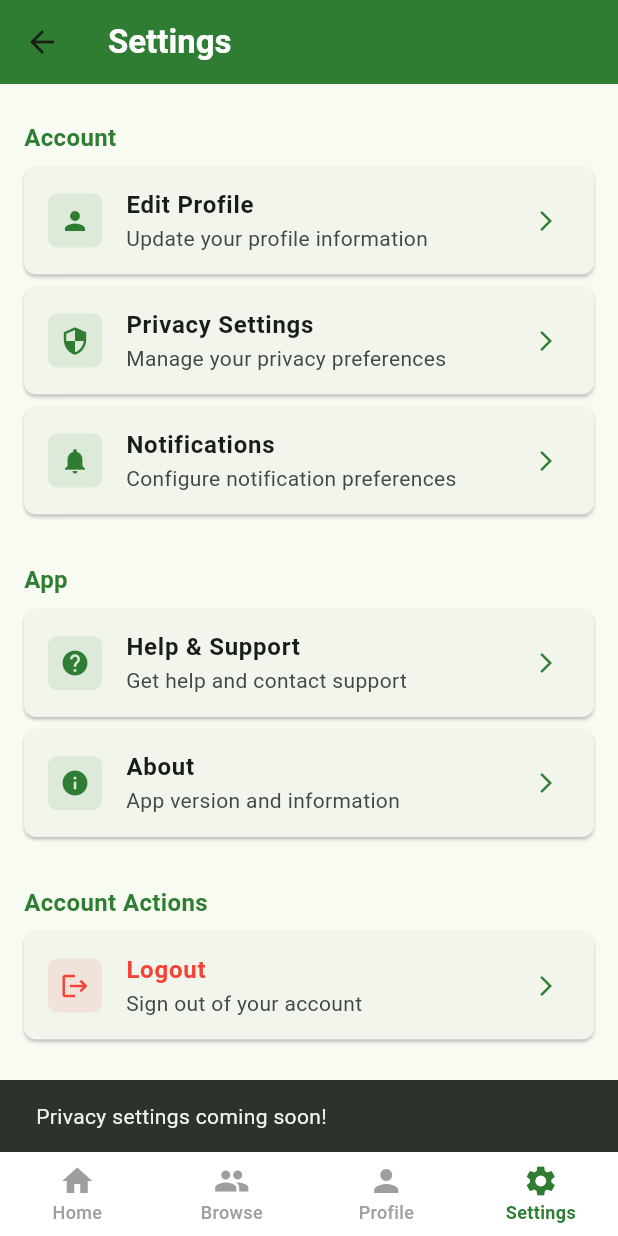
After one commit to masjids-io/nikkah.io, a Flutter app: the MainNavigationScreen screen opened by its route, item 4 of the bottom bar chosen, after a tap on "Privacy Settings", on a phone screen of 412 x 824 dp. The commit adds this screen. Run offline on Flutter 3.47's test engine with Material 3 defaults, Android fonts, the phone set to English and light mode, and no system bars; our stand-ins replace flutter_secure_storage; accounts and stored records are empty; network calls fail.

Commit message:
feat: Add bottom navigation bar with comprehensive tab system

```diff
--- a/lib/main.dart
+++ b/lib/main.dart
@@ -6,6 +6,7 @@ import 'screens/register_screen.dart';
 import 'screens/profile_creation_screen.dart';
 import 'screens/profile_view_screen.dart';
 import 'screens/profile_browse_screen.dart';
+import 'screens/main_navigation_screen.dart';
 
 void main() {
   runApp(const MyApp());
@@ -47,190 +48,8 @@ class MyApp extends StatelessWidget {
         '/profile-creation': (context) => const ProfileCreationScreen(),
         '/profile-view': (context) => const ProfileViewScreen(),
         '/profile-browse': (context) => const ProfileBrowseScreen(),
-        '/home': (context) =>
-            const MyHomePage(title: 'Nikkah.io - Muslim Matrimonial App'),
+        '/home': (context) => const MainNavigationScreen(),
       },
     );
   }
 }
-
-class MyHomePage extends StatefulWidget {
-  const MyHomePage({super.key, required this.title});
-
-  final String title;
-
-  @override
-  State<MyHomePage> createState() => _MyHomePageState();
-}
-
-class _MyHomePageState extends State<MyHomePage> {
-  @override
-  Widget build(BuildContext context) {
-    return Scaffold(
-      appBar: AppBar(
-        title: Text(
-          widget.title,
-          style: const TextStyle(
-            color: Colors.white,
-            fontWeight: FontWeight.bold,
-          ),
-        ),
-        backgroundColor: const Color(0xFF2E7D32),
-        elevation: 0,
-      ),
-      body: SingleChildScrollView(
-        padding: const EdgeInsets.all(16),
-        child: Column(
-          crossAxisAlignment: CrossAxisAlignment.start,
-          children: [
-            // Welcome Section
-            Container(
-              width: double.infinity,
-              padding: const EdgeInsets.all(24),
-              decoration: BoxDecoration(
-                color: const Color(0xFF2E7D32),
-                borderRadius: BorderRadius.circular(12),
-              ),
-              child: Column(
-                children: [
-                  const Icon(
-                    Icons.favorite,
-                    size: 48,
-                    color: Colors.white,
-                  ),
-                  const SizedBox(height: 16),
-                  const Text(
-                    'Welcome to Nikkah.io',
-                    style: TextStyle(
-                      fontSize: 24,
-                      fontWeight: FontWeight.bold,
-                      color: Colors.white,
-                    ),
-                  ),
-                  const SizedBox(height: 8),
-                  const Text(
-                    'Your journey to finding your soulmate starts here',
-                    style: TextStyle(
-                      fontSize: 16,
-                      color: Colors.white70,
-                    ),
-                    textAlign: TextAlign.center,
-                  ),
-                ],
-              ),
-            ),
-            const SizedBox(height: 24),
-
-            // Navigation Section
-            const Text(
-              'Quick Actions',
-              style: TextStyle(
-                fontSize: 20,
-                fontWeight: FontWeight.bold,
-                color: Color(0xFF2E7D32),
-              ),
-            ),
-            const SizedBox(height: 16),
-
-            // Navigation Cards
-            _buildNavigationCard(
-              icon: Icons.person_add,
-              title: 'Create Profile',
-              subtitle: 'Set up your profile to start your journey',
-              onTap: () => Navigator.of(context).pushNamed('/profile-creation'),
-            ),
-            const SizedBox(height: 12),
-
-            _buildNavigationCard(
-              icon: Icons.person,
-              title: 'My Profile',
-              subtitle: 'View and edit your profile information',
-              onTap: () => Navigator.of(context).pushNamed('/profile-view'),
-            ),
-            const SizedBox(height: 12),
-
-            _buildNavigationCard(
-              icon: Icons.people,
-              title: 'Browse Profiles',
-              subtitle: 'Discover other profiles and find your match',
-              onTap: () => Navigator.of(context).pushNamed('/profile-browse'),
-            ),
-            const SizedBox(height: 12),
-
-            _buildNavigationCard(
-              icon: Icons.logout,
-              title: 'Logout',
-              subtitle: 'Sign out of your account',
-              onTap: () => Navigator.of(context).pushReplacementNamed('/login'),
-            ),
-          ],
-        ),
-      ),
-    );
-  }
-
-  Widget _buildNavigationCard({
-    required IconData icon,
-    required String title,
-    required String subtitle,
-    required VoidCallback onTap,
-  }) {
-    return Card(
-      elevation: 2,
-      shape: RoundedRectangleBorder(
-        borderRadius: BorderRadius.circular(12),
-      ),
-      child: InkWell(
-        onTap: onTap,
-        borderRadius: BorderRadius.circular(12),
-        child: Padding(
-          padding: const EdgeInsets.all(16),
-          child: Row(
-            children: [
-              Container(
-                padding: const EdgeInsets.all(12),
-                decoration: BoxDecoration(
-                  color: const Color(0xFF2E7D32).withOpacity(0.1),
-                  borderRadius: BorderRadius.circular(8),
-                ),
-                child: Icon(
-                  icon,
-                  color: const Color(0xFF2E7D32),
-                  size: 24,
-                ),
-              ),
-              const SizedBox(width: 16),
-              Expanded(
-                child: Column(
-                  crossAxisAlignment: CrossAxisAlignment.start,
-                  children: [
-                    Text(
-                      title,
-                      style: const TextStyle(
-                        fontSize: 16,
-                        fontWeight: FontWeight.bold,
-                      ),
-                    ),
-                    const SizedBox(height: 4),
-                    Text(
-                      subtitle,
-                      style: const TextStyle(
-                        fontSize: 14,
-                        color: Colors.grey,
-                      ),
-                    ),
-                  ],
-                ),
-              ),
-              const Icon(
-                Icons.arrow_forward_ios,
-                color: Color(0xFF2E7D32),
-                size: 16,
-              ),
-            ],
-          ),
-        ),
-      ),
-    );
-  }
-}
--- /dev/null
+++ b/lib/screens/main_navigation_screen.dart
@@ -0,0 +1,517 @@
+import 'package:flutter/material.dart';
+import 'profile_browse_screen.dart';
+import 'profile_view_screen.dart';
+
+class MainNavigationScreen extends StatefulWidget {
+  const MainNavigationScreen({super.key});
+
+  @override
+  State<MainNavigationScreen> createState() => _MainNavigationScreenState();
+}
+
+class _MainNavigationScreenState extends State<MainNavigationScreen> {
+  int _currentIndex = 0;
+
+  final List<Widget> _screens = [
+    const HomeTab(),
+    const ProfileBrowseScreen(),
+    const ProfileViewScreen(),
+    const SettingsTab(),
+  ];
+
+  @override
+  Widget build(BuildContext context) {
+    return Scaffold(
+      body: IndexedStack(
+        index: _currentIndex,
+        children: _screens,
+      ),
+      bottomNavigationBar: BottomNavigationBar(
+        currentIndex: _currentIndex,
+        onTap: (index) {
+          setState(() {
+            _currentIndex = index;
+          });
+        },
+        type: BottomNavigationBarType.fixed,
+        backgroundColor: Colors.white,
+        selectedItemColor: const Color(0xFF2E7D32),
+        unselectedItemColor: Colors.grey,
+        selectedLabelStyle: const TextStyle(
+          fontWeight: FontWeight.w600,
+          fontSize: 12,
+        ),
+        unselectedLabelStyle: const TextStyle(
+          fontWeight: FontWeight.w500,
+          fontSize: 12,
+        ),
+        elevation: 8,
+        items: const [
+          BottomNavigationBarItem(
+            icon: Icon(Icons.home),
+            label: 'Home',
+          ),
+          BottomNavigationBarItem(
+            icon: Icon(Icons.people),
+            label: 'Browse',
+          ),
+          BottomNavigationBarItem(
+            icon: Icon(Icons.person),
+            label: 'Profile',
+          ),
+          BottomNavigationBarItem(
+            icon: Icon(Icons.settings),
+            label: 'Settings',
+          ),
+        ],
+      ),
+    );
+  }
+}
+
+class HomeTab extends StatelessWidget {
+  const HomeTab({super.key});
+
+  @override
+  Widget build(BuildContext context) {
+    return Scaffold(
+      appBar: AppBar(
+        title: const Text(
+          'Nikkah.io',
+          style: TextStyle(
+            color: Colors.white,
+            fontWeight: FontWeight.bold,
+          ),
+        ),
+        backgroundColor: const Color(0xFF2E7D32),
+        elevation: 0,
+        actions: [
+          IconButton(
+            icon: const Icon(Icons.notifications, color: Colors.white),
+            onPressed: () {
+              ScaffoldMessenger.of(context).showSnackBar(
+                const SnackBar(
+                  content: Text('Notifications coming soon!'),
+                  duration: Duration(seconds: 2),
+                ),
+              );
+            },
+            tooltip: 'Notifications',
+          ),
+        ],
+      ),
+      body: SingleChildScrollView(
+        padding: const EdgeInsets.all(16),
+        child: Column(
+          crossAxisAlignment: CrossAxisAlignment.start,
+          children: [
+            // Welcome Section
+            Container(
+              width: double.infinity,
+              padding: const EdgeInsets.all(24),
+              decoration: BoxDecoration(
+                color: const Color(0xFF2E7D32),
+                borderRadius: BorderRadius.circular(12),
+              ),
+              child: Column(
+                children: [
+                  const Icon(
+                    Icons.favorite,
+                    size: 48,
+                    color: Colors.white,
+                  ),
+                  const SizedBox(height: 16),
+                  const Text(
+                    'Welcome to Nikkah.io',
+                    style: TextStyle(
+                      fontSize: 24,
+                      fontWeight: FontWeight.bold,
+                      color: Colors.white,
+                    ),
+                  ),
+                  const SizedBox(height: 8),
+                  const Text(
+                    'Your journey to finding your soulmate starts here',
+                    style: TextStyle(
+                      fontSize: 16,
+                      color: Colors.white70,
+                    ),
+                    textAlign: TextAlign.center,
+                  ),
+                ],
+              ),
+            ),
+            const SizedBox(height: 24),
+
+            // Quick Actions Section
+            const Text(
+              'Quick Actions',
+              style: TextStyle(
+                fontSize: 20,
+                fontWeight: FontWeight.bold,
+                color: Color(0xFF2E7D32),
+              ),
+            ),
+            const SizedBox(height: 16),
+
+            // Quick Action Cards
+            _buildQuickActionCard(
+              icon: Icons.person_add,
+              title: 'Create Profile',
+              subtitle: 'Set up your profile to start your journey',
+              onTap: () => Navigator.of(context).pushNamed('/profile-creation'),
+            ),
+            const SizedBox(height: 12),
+
+            _buildQuickActionCard(
+              icon: Icons.favorite_border,
+              title: 'Find Matches',
+              subtitle: 'Discover compatible profiles',
+              onTap: () {
+                // This will be handled by the bottom navigation
+                ScaffoldMessenger.of(context).showSnackBar(
+                  const SnackBar(
+                    content: Text('Use the Browse tab to find matches!'),
+                    duration: Duration(seconds: 2),
+                  ),
+                );
+              },
+            ),
+            const SizedBox(height: 12),
+
+            _buildQuickActionCard(
+              icon: Icons.message,
+              title: 'Messages',
+              subtitle: 'Connect with your matches',
+              onTap: () {
+                ScaffoldMessenger.of(context).showSnackBar(
+                  const SnackBar(
+                    content: Text('Messaging feature coming soon!'),
+                    duration: Duration(seconds: 2),
+                  ),
+                );
+              },
+            ),
+            const SizedBox(height: 24),
+
+            // Recent Activity Section
+            const Text(
+              'Recent Activity',
+              style: TextStyle(
+                fontSize: 20,
+                fontWeight: FontWeight.bold,
+                color: Color(0xFF2E7D32),
+              ),
+            ),
+            const SizedBox(height: 16),
+
+            _buildActivityCard(
+              icon: Icons.visibility,
+              title: 'Profile Views',
+              subtitle: '5 people viewed your profile this week',
+              color: Colors.blue,
+            ),
+            const SizedBox(height: 12),
+
+            _buildActivityCard(
+              icon: Icons.favorite,
+              title: 'New Likes',
+              subtitle: '3 new likes on your profile',
+              color: Colors.red,
+            ),
+            const SizedBox(height: 12),
+
+            _buildActivityCard(
+              icon: Icons.message,
+              title: 'New Messages',
+              subtitle: '2 unread messages',
+              color: Colors.green,
+            ),
+          ],
+        ),
+      ),
+    );
+  }
+
+  Widget _buildQuickActionCard({
+    required IconData icon,
+    required String title,
+    required String subtitle,
+    required VoidCallback onTap,
+  }) {
+    return Card(
+      elevation: 2,
+      shape: RoundedRectangleBorder(
+        borderRadius: BorderRadius.circular(12),
+      ),
+      child: InkWell(
+        onTap: onTap,
+        borderRadius: BorderRadius.circular(12),
+        child: Padding(
+          padding: const EdgeInsets.all(16),
+          child: Row(
+            children: [
+              Container(
+                padding: const EdgeInsets.all(12),
+                decoration: BoxDecoration(
+                  color: const Color(0xFF2E7D32).withOpacity(0.1),
+                  borderRadius: BorderRadius.circular(8),
+                ),
+                child: Icon(
+                  icon,
+                  color: const Color(0xFF2E7D32),
+                  size: 24,
+                ),
+              ),
+              const SizedBox(width: 16),
+              Expanded(
+                child: Column(
+                  crossAxisAlignment: CrossAxisAlignment.start,
+                  children: [
+                    Text(
+                      title,
+                      style: const TextStyle(
+                        fontSize: 16,
+                        fontWeight: FontWeight.bold,
+                      ),
+                    ),
+                    const SizedBox(height: 4),
+                    Text(
+                      subtitle,
+                      style: const TextStyle(
+                        fontSize: 14,
+                        color: Colors.grey,
+                      ),
+                    ),
+                  ],
+                ),
+              ),
+              const Icon(
+                Icons.arrow_forward_ios,
+                color: Color(0xFF2E7D32),
+                size: 16,
+              ),
+            ],
+          ),
+        ),
+      ),
+    );
+  }
+
+  Widget _buildActivityCard({
+    required IconData icon,
+    required String title,
+    required String subtitle,
+    required Color color,
+  }) {
+    return Card(
+      elevation: 1,
+      shape: RoundedRectangleBorder(
+        borderRadius: BorderRadius.circular(8),
+      ),
+      child: Padding(
+        padding: const EdgeInsets.all(16),
+        child: Row(
+          children: [
+            Container(
+              padding: const EdgeInsets.all(8),
+              decoration: BoxDecoration(
+                color: color.withOpacity(0.1),
+                borderRadius: BorderRadius.circular(6),
+              ),
+              child: Icon(
+                icon,
+                color: color,
+                size: 20,
+              ),
+            ),
+            const SizedBox(width: 12),
+            Expanded(
+              child: Column(
+                crossAxisAlignment: CrossAxisAlignment.start,
+                children: [
+                  Text(
+                    title,
+                    style: const TextStyle(
+                      fontSize: 14,
+                      fontWeight: FontWeight.w600,
+                    ),
+                  ),
+                  const SizedBox(height: 2),
+                  Text(
+                    subtitle,
+                    style: const TextStyle(
+                      fontSize: 12,
+                      color: Colors.grey,
+                    ),
+                  ),
+                ],
+              ),
+            ),
+          ],
+        ),
+      ),
+    );
+  }
+}
+
+class SettingsTab extends StatelessWidget {
+  const SettingsTab({super.key});
+
+  @override
+  Widget build(BuildContext context) {
+    return Scaffold(
+      appBar: AppBar(
+        title: const Text(
+          'Settings',
+          style: TextStyle(
+            color: Colors.white,
+            fontWeight: FontWeight.bold,
+          ),
+        ),
+        backgroundColor: const Color(0xFF2E7D32),
+        elevation: 0,
+      ),
+      body: ListView(
+        padding: const EdgeInsets.all(16),
+        children: [
+          // Account Section
+          _buildSectionHeader('Account'),
+          _buildSettingsTile(
+            icon: Icons.person,
+            title: 'Edit Profile',
+            subtitle: 'Update your profile information',
+            onTap: () => Navigator.of(context).pushNamed('/profile-view'),
+          ),
+          _buildSettingsTile(
+            icon: Icons.security,
+            title: 'Privacy Settings',
+            subtitle: 'Manage your privacy preferences',
+            onTap: () {
+              ScaffoldMessenger.of(context).showSnackBar(
+                const SnackBar(
+                  content: Text('Privacy settings coming soon!'),
+                  duration: Duration(seconds: 2),
+                ),
+              );
+            },
+          ),
+          _buildSettingsTile(
+            icon: Icons.notifications,
+            title: 'Notifications',
+            subtitle: 'Configure notification preferences',
+            onTap: () {
+              ScaffoldMessenger.of(context).showSnackBar(
+                const SnackBar(
+                  content: Text('Notification settings coming soon!'),
+                  duration: Duration(seconds: 2),
+                ),
+              );
+            },
+          ),
+          const SizedBox(height: 16),
+
+          // App Section
+          _buildSectionHeader('App'),
+          _buildSettingsTile(
+            icon: Icons.help,
+            title: 'Help & Support',
+            subtitle: 'Get help and contact support',
+            onTap: () {
+              ScaffoldMessenger.of(context).showSnackBar(
+                const SnackBar(
+                  content: Text('Help & support coming soon!'),
+                  duration: Duration(seconds: 2),
+                ),
+              );
+            },
+          ),
+          _buildSettingsTile(
+            icon: Icons.info,
+            title: 'About',
+            subtitle: 'App version and information',
+            onTap: () {
+              ScaffoldMessenger.of(context).showSnackBar(
+                const SnackBar(
+                  content: Text('About page coming soon!'),
+                  duration: Duration(seconds: 2),
+                ),
+              );
+            },
+          ),
+          const SizedBox(height: 16),
+
+          // Account Actions
+          _buildSectionHeader('Account Actions'),
+          _buildSettingsTile(
+            icon: Icons.logout,
+            title: 'Logout',
+            subtitle: 'Sign out of your account',
+            onTap: () => Navigator.of(context).pushReplacementNamed('/login'),
+            isDestructive: true,
+          ),
+        ],
+      ),
+    );
+  }
+
+  Widget _buildSectionHeader(String title) {
+    return Padding(
+      padding: const EdgeInsets.symmetric(vertical: 8),
+      child: Text(
+        title,
+        style: const TextStyle(
+          fontSize: 16,
+          fontWeight: FontWeight.bold,
+          color: Color(0xFF2E7D32),
+        ),
+      ),
+    );
+  }
+
+  Widget _buildSettingsTile({
+    required IconData icon,
+    required String title,
+    required String subtitle,
+    required VoidCallback onTap,
+    bool isDestructive = false,
+  }) {
+    return Card(
+      margin: const EdgeInsets.only(bottom: 8),
+      elevation: 1,
+      shape: RoundedRectangleBorder(
+        borderRadius: BorderRadius.circular(8),
+      ),
+      child: ListTile(
+        leading: Container(
+          padding: const EdgeInsets.all(8),
+          decoration: BoxDecoration(
+            color: isDestructive
+                ? Colors.red.withOpacity(0.1)
+                : const Color(0xFF2E7D32).withOpacity(0.1),
+            borderRadius: BorderRadius.circular(6),
+          ),
+          child: Icon(
+            icon,
+            color: isDestructive ? Colors.red : const Color(0xFF2E7D32),
+            size: 20,
+          ),
+        ),
+        title: Text(
+          title,
+          style: TextStyle(
+            fontWeight: FontWeight.w600,
+            color: isDestructive ? Colors.red : null,
+          ),
+        ),
+        subtitle: Text(subtitle),
+        trailing: const Icon(
+          Icons.arrow_forward_ios,
+          size: 16,
+          color: Color(0xFF2E7D32),
+        ),
+        onTap: onTap,
+      ),
+    );
+  }
+}
```
Also changed, not shown: 2 other files.
